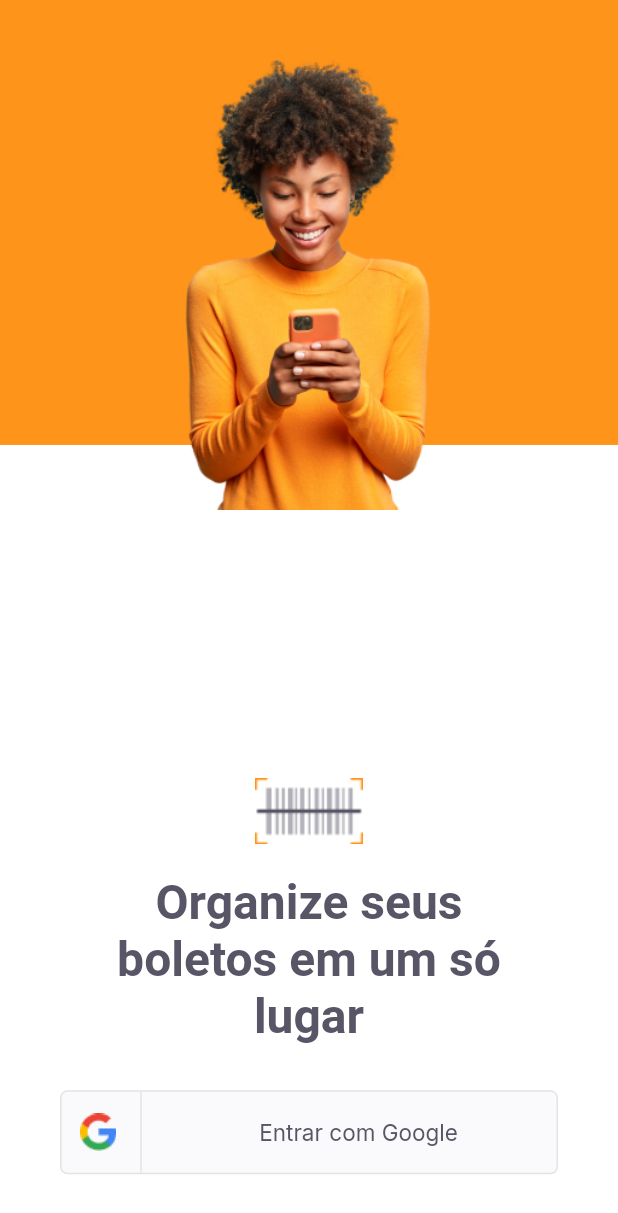
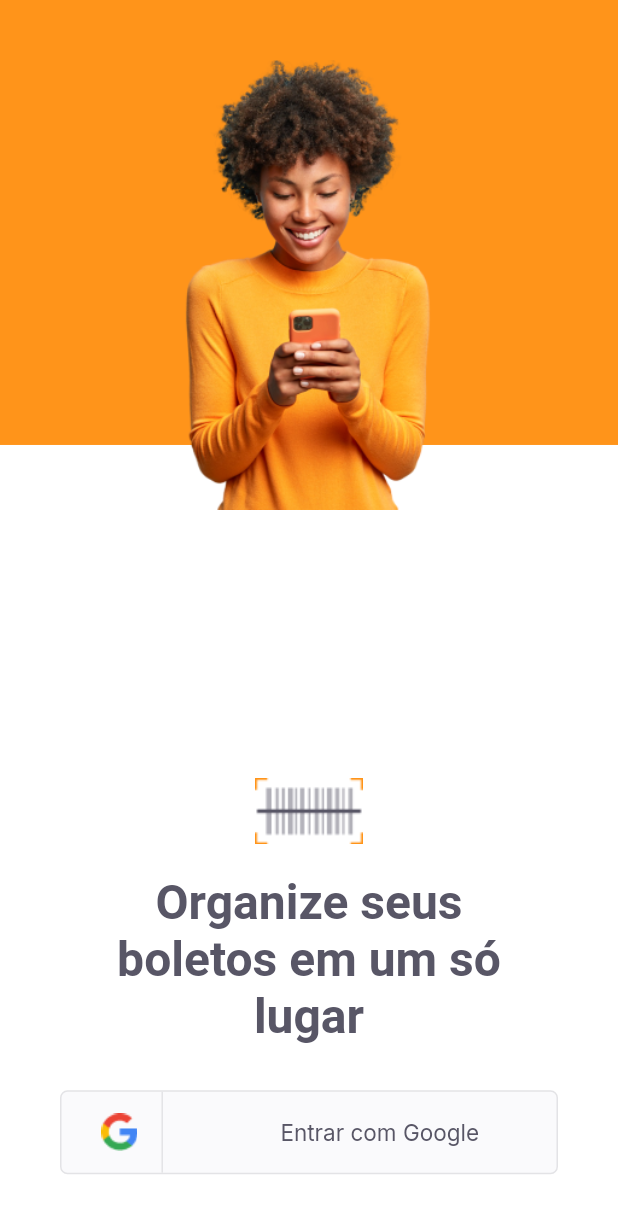
Before and after one commit to oapmartins/payflow, a Flutter app: the screen it shows after launch, on a phone screen of 412 x 824 dp. Shown: the top 1213 px of the screen. Run offline on Flutter 3.47's test engine with Material 2 defaults, Android fonts, the phone set to English and light mode, and no system bars; our stand-ins replace firebase_core, google_fonts, google_sign_in; accounts and stored records are empty.

Commit message:
Adicionando login pelo Google com Firebase

```diff
--- a/lib/main.dart
+++ b/lib/main.dart
@@ -24,7 +24,7 @@ class _AppFirebaseState extends State<AppFirebase> {
         if (snapshot.hasError) {
           return Material(
             child: Center(
-              child: Text(
+              child: const Text(
                 'Não foi possível inicializar o Firebase',
                 textDirection: TextDirection.ltr,
               ),
--- a/lib/modules/login/login_page.dart
+++ b/lib/modules/login/login_page.dart
@@ -1,6 +1,8 @@
 import 'dart:ui';
 
 import 'package:flutter/material.dart';
+import 'package:google_sign_in/google_sign_in.dart';
+import 'package:payflow/modules/login/login_controller.dart';
 import 'package:payflow/shared/themes/app_colors.dart';
 import 'package:payflow/shared/themes/app_images.dart';
 import 'package:payflow/shared/themes/app_text_styles.dart';
@@ -14,6 +16,8 @@ class LoginPage extends StatefulWidget {
 }
 
 class _LoginPageState extends State<LoginPage> {
+  final controller = LoginController();
+
   @override
   Widget build(BuildContext context) {
     final size = MediaQuery.of(context).size;
@@ -50,7 +54,7 @@ class _LoginPageState extends State<LoginPage> {
                   Image.asset(AppImages.logomini),
                   Padding(
                     padding:
-                        const EdgeInsets.only(top: 20, left: 70, right: 70),
+                        const EdgeInsets.only(top: 20, left: 60, right: 60),
                     child: Text(
                       'Organize seus boletos em um só lugar',
                       textAlign: TextAlign.center,
@@ -60,9 +64,7 @@ class _LoginPageState extends State<LoginPage> {
                   Padding(
                     padding:
                         const EdgeInsets.only(right: 40, top: 30, left: 40),
-                    child: SocialLoginButton(onTap: () {
-                      print('clicou');
-                    }),
+                    child: SocialLoginButton(onTap: controller.googleSignin),
                   ),
                 ],
               ),
--- a/lib/shared/widgets/social_login/social_login_button.dart
+++ b/lib/shared/widgets/social_login/social_login_button.dart
@@ -21,18 +21,18 @@ class SocialLoginButton extends StatelessWidget {
         child: Row(
           children: [
             Expanded(
-              flex: 1,
+              flex: 2,
               child: Row(
                 mainAxisAlignment: MainAxisAlignment.center,
                 children: [
                   Image.asset(AppImages.google),
-                  SizedBox(width: 16),
+                  const SizedBox(width: 16),
                   Container(height: 56, width: 1, color: AppColors.stroke)
                 ],
               ),
             ),
             Expanded(
-              flex: 4,
+              flex: 5,
               child: Row(
                 mainAxisAlignment: MainAxisAlignment.center,
                 children: [
--- a/pubspec.yaml
+++ b/pubspec.yaml
@@ -36,6 +36,8 @@ dependencies:
   cupertino_icons: ^1.0.2
   google_fonts: ^2.1.0
   firebase_core: ^1.7.0
+  google_sign_in: ^5.2.0
+  google_sign_in_web: ^0.10.0+3
 
 dev_dependencies:
   flutter_test:
```
Also changed, not shown: lib/modules/login/login_controller.dart (added, +18 -0 lines), pubspec.lock, 1 other file.
